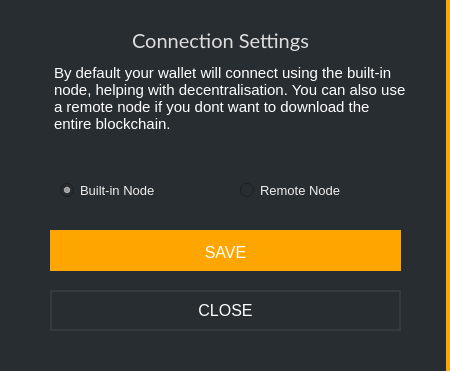
First picture: the form in src/gui/ui/nodesettings.ui, repository ConcealNetwork/conceal-desktop, before the edit.
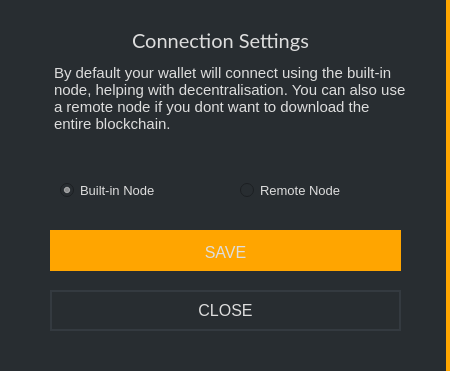
Second picture: the form after the edit.

Patch:
```diff
--- a/src/gui/ui/nodesettings.ui
+++ b/src/gui/ui/nodesettings.ui
@@ -77,7 +77,7 @@
      </font>
     </property>
     <property name="styleSheet">
-     <string notr="true">color: #fff; border-right: 0px; font-size: 15px;</string>
+     <string notr="true">color: #ddd; border-right: 0px; font-size: 15px;</string>
     </property>
     <property name="html">
      <string>&lt;!DOCTYPE HTML PUBLIC &quot;-//W3C//DTD HTML 4.0//EN&quot; &quot;http://www.w3.org/TR/REC-html40/strict.dtd&quot;&gt;
@@ -102,7 +102,7 @@
      </font>
     </property>
     <property name="styleSheet">
-     <string notr="true">color: #eee;
+     <string notr="true">color: #ddd;
 border-right: 0px;
 font-size: 13px;</string>
     </property>
@@ -128,7 +128,7 @@
      </font>
     </property>
     <property name="styleSheet">
-     <string notr="true">color: #eee;
+     <string notr="true">color: #ddd;
 border-right: 0px;
 font-size: 13px;</string>
     </property>
@@ -160,7 +160,7 @@
      </font>
     </property>
     <property name="styleSheet">
-     <string notr="true">color: white; border: 2px solid #343a40; font-size: 16px; background-color: #21259;</string>
+     <string notr="true">color: #ddd; border: 2px solid #343a40; font-size: 16px; background-color: #21259;</string>
     </property>
     <property name="text">
      <string>CLOSE</string>
@@ -187,7 +187,7 @@
      </font>
     </property>
     <property name="styleSheet">
-     <string notr="true">color: white; background-color: orange; border-top: 3px solid orange;
+     <string notr="true">color: #ddd; background-color: orange; border-top: 3px solid orange;
 border-right: 0px;
 font-size: 16px;</string>
     </property>
```
